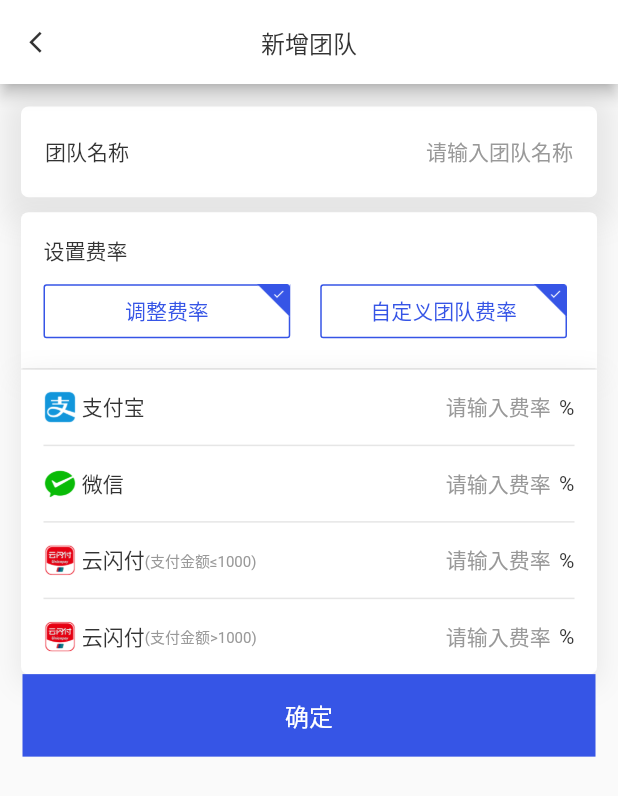
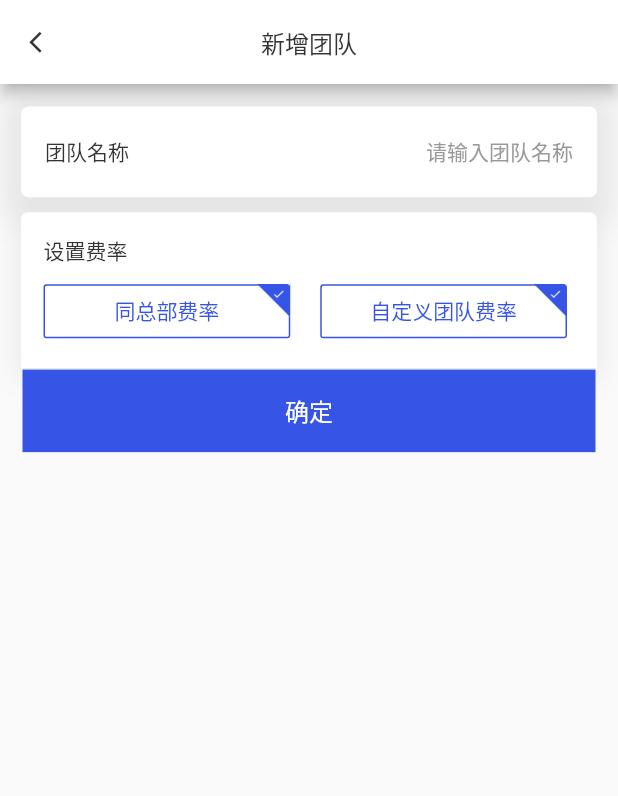
Before and after one commit to heiseyoumo/flutter_app, a Flutter app: the screen it shows after launch, after a tap on "打开新页面", on a phone screen of 412 x 824 dp. Shown: the top 796 px of the screen. Run offline on Flutter 3.47's test engine with Material 2 defaults, Android fonts, the phone set to English and light mode, and no system bars; our stand-ins replace flutter_screenutil.

Commit message:
新增费率

```diff
--- a/lib/second.dart
+++ b/lib/second.dart
@@ -41,7 +41,23 @@ class SecondRoute extends StatelessWidget {
   }
 }
 
-class AddTeamPage extends StatelessWidget {
+class AddTeamPage extends StatefulWidget {
+  @override
+  _AddTeamPage createState() {
+    return _AddTeamPage();
+  }
+}
+
+class _AddTeamPage extends State<AddTeamPage> {
+  //是否是自定义费率
+  bool isCustomFee = false;
+
+  void changeFee() {
+    setState(() {
+      isCustomFee = !isCustomFee;
+    });
+  }
+
   @override
   Widget build(BuildContext context) {
     ScreenUtil.init(context, width: 375, allowFontScaling: true);
@@ -143,11 +159,12 @@ class AddTeamPage extends StatelessWidget {
                                     )),
                                 child: FlatButton(
                                   child: Text(
-                                    "调整费率",
+                                    "同总部费率",
                                     style: TextStyle(
                                         fontSize: 14,
                                         color: UiTheme.COLOR_3655E6),
                                   ),
+                                  onPressed: changeFee,
                                 ),
                               ),
                             ),
@@ -191,6 +208,7 @@ class AddTeamPage extends StatelessWidget {
                                         fontSize: 14,
                                         color: UiTheme.COLOR_3655E6),
                                   ),
+                                  onPressed: changeFee,
                                 ),
                               ),
                             ),
@@ -217,7 +235,32 @@ class AddTeamPage extends StatelessWidget {
           height: 1,
           color: UiTheme.COLOR_E6E6E6,
         ),
+        Visibility(
+          visible: isCustomFee,
+          child: FeePage(),
+        ),
         Container(
+          width: double.maxFinite,
+          color: UiTheme.COLOR_3655E6,
+          margin: EdgeInsets.fromLTRB(15, 0, 15, 0),
+          height: 55,
+          child: FlatButton(
+            child: Text(
+              "确定",
+              style: TextStyle(fontSize: 16, color: UiTheme.COLOR_WHITE),
+            ),
+            onPressed: () {},
+          ),
+        ),
+      ],
+    );
+  }
+}
+
+class FeePage extends StatelessWidget {
+  @override
+  Widget build(BuildContext context) {
+    return Container(
       margin: EdgeInsets.fromLTRB(14, 0, 14, 0),
       padding: EdgeInsets.fromLTRB(15, 00, 15, 0),
       decoration: BoxDecoration(
@@ -494,21 +537,6 @@ class AddTeamPage extends StatelessWidget {
           ),
         ],
       ),
-        ),
-        Container(
-          width: double.maxFinite,
-          color: UiTheme.COLOR_3655E6,
-          margin: EdgeInsets.fromLTRB(15, 0, 15, 0),
-          height: 55,
-          child: FlatButton(
-            child: Text(
-              "确定",
-              style: TextStyle(fontSize: 16, color: UiTheme.COLOR_WHITE),
-            ),
-            onPressed: () {},
-          ),
-        ),
-      ],
     );
   }
 }
```
Lines whose indentation alone changed are shown as unchanged.
